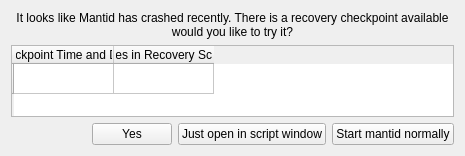
The window that MantidPlot/src/ProjectRecoveryGUIs/ProjectRecoveryWidget.ui (mantidproject/mantid) describes before a commit, drawn with Qt 5.
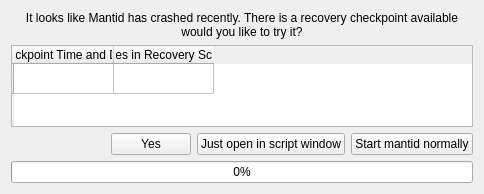
The same window after the commit.

Diff of the .ui file:
```diff
--- a/MantidPlot/src/ProjectRecoveryGUIs/ProjectRecoveryWidget.ui
+++ b/MantidPlot/src/ProjectRecoveryGUIs/ProjectRecoveryWidget.ui
@@ -6,8 +6,8 @@
    <rect>
     <x>0</x>
     <y>0</y>
-    <width>465</width>
-    <height>156</height>
+    <width>484</width>
+    <height>194</height>
    </rect>
   </property>
   <property name="windowTitle">
@@ -128,6 +128,13 @@
      </item>
     </layout>
    </item>
+   <item>
+    <widget class="QProgressBar" name="progressBar">
+     <property name="value">
+      <number>0</number>
+     </property>
+    </widget>
+   </item>
   </layout>
  </widget>
  <layoutdefault spacing="6" margin="11"/>
```
